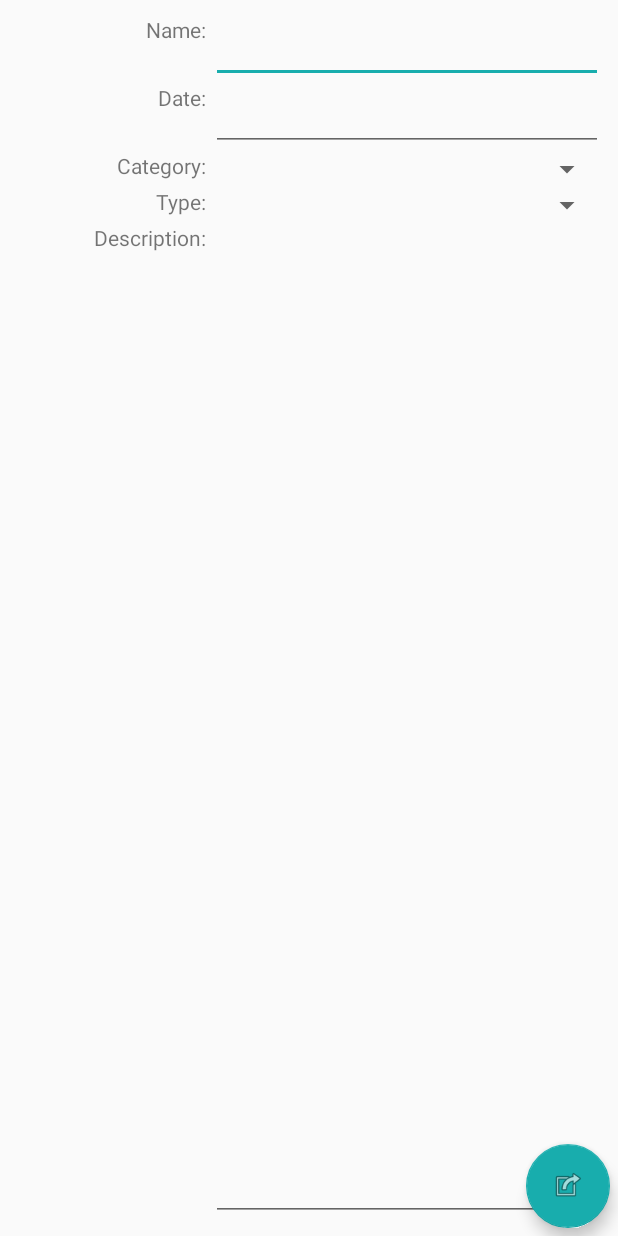
After one commit to shaiytan/IRLBugtrackerMobile, an Android app: the layout activity_form.xml on its own in the app's theme, with its tools: preview values and no code run, on a phone screen of 412 x 824 dp. The commit adds this screen. Run offline under Robolectric (Android 15) with nearby library versions, the phone set to English and light mode, and no system bars.

Commit message:
new/edit bug form

```diff
--- /dev/null
+++ b/Shared/build.gradle
@@ -0,0 +1,2 @@
+configurations.maybeCreate("default")
+artifacts.add("default", file('Shared.jar'))
--- a/app/src/main/AndroidManifest.xml
+++ b/app/src/main/AndroidManifest.xml
@@ -20,7 +20,10 @@
         </activity>
         <activity
             android:name=".BugActivity"
-            android:label="@string/title_activity_bug"></activity>
+            android:label="@string/app_name" />
+        <activity
+            android:name=".FormActivity"
+            android:label="@string/app_name" />
     </application>
 
 </manifest>
--- a/app/src/main/java/shaiytan/irlbugtracker/BugActivity.kt
+++ b/app/src/main/java/shaiytan/irlbugtracker/BugActivity.kt
@@ -9,9 +9,6 @@ import kotlinx.android.synthetic.main.activity_bug.*
 import models.BugType
 import models.TheBug
 
-enum class Command {
-    FIX, EDIT, DELETE;
-}
 
 class BugActivity : AppCompatActivity() {
     private fun setBugView(bug: TheBug) {
--- /dev/null
+++ b/app/src/main/res/layout/activity_form.xml
@@ -0,0 +1,20 @@
+<?xml version="1.0" encoding="utf-8"?>
+<android.support.constraint.ConstraintLayout xmlns:android="http://schemas.android.com/apk/res/android"
+    xmlns:tools="http://schemas.android.com/tools"
+    android:layout_width="match_parent"
+    android:layout_height="match_parent"
+    xmlns:app="http://schemas.android.com/apk/res-auto"
+    tools:context="shaiytan.irlbugtracker.FormActivity">
+
+    <include layout="@layout/content_form" />
+
+    <android.support.design.widget.FloatingActionButton
+        android:id="@+id/fab"
+        android:layout_width="wrap_content"
+        android:layout_height="wrap_content"
+        android:layout_margin="5dp"
+        android:src="@android:drawable/ic_menu_set_as"
+        app:layout_constraintBottom_toBottomOf="parent"
+        app:layout_constraintEnd_toEndOf="parent" />
+
+</android.support.constraint.ConstraintLayout>
--- /dev/null
+++ b/app/src/main/res/layout/content_form.xml
@@ -0,0 +1,118 @@
+<?xml version="1.0" encoding="utf-8"?>
+<android.support.constraint.ConstraintLayout xmlns:android="http://schemas.android.com/apk/res/android"
+    xmlns:app="http://schemas.android.com/apk/res-auto"
+    xmlns:tools="http://schemas.android.com/tools"
+    android:layout_width="match_parent"
+    android:layout_height="match_parent"
+    android:padding="10dp"
+    tools:context="shaiytan.irlbugtracker.FormActivity"
+    tools:showIn="@layout/activity_form">
+
+    <TextView
+        android:id="@+id/lblName"
+        android:layout_width="0dp"
+        android:layout_height="wrap_content"
+        android:labelFor="@+id/edit_name"
+        android:text="Name: "
+        android:textAlignment="viewEnd"
+        app:layout_constraintEnd_toStartOf="@+id/edit_name"
+        app:layout_constraintHorizontal_weight="2"
+        app:layout_constraintStart_toStartOf="parent"
+        app:layout_constraintTop_toTopOf="@+id/edit_name" />
+
+    <EditText
+        android:id="@+id/edit_name"
+        android:layout_width="0dp"
+        android:layout_height="wrap_content"
+        android:inputType="text"
+        app:layout_constraintEnd_toEndOf="parent"
+        app:layout_constraintHorizontal_weight="4"
+        app:layout_constraintStart_toEndOf="@+id/lblName" />
+
+    <TextView
+        android:id="@+id/lblDate"
+        android:layout_width="0dp"
+        android:layout_height="wrap_content"
+        android:labelFor="@+id/edit_date"
+        android:text="Date: "
+        android:textAlignment="viewEnd"
+        app:layout_constraintEnd_toStartOf="@+id/edit_date"
+        app:layout_constraintHorizontal_weight="2"
+        app:layout_constraintStart_toStartOf="parent"
+        app:layout_constraintTop_toTopOf="@+id/edit_date" />
+
+    <EditText
+        android:id="@+id/edit_date"
+        android:layout_width="0dp"
+        android:layout_height="wrap_content"
+        android:inputType="date"
+        app:layout_constraintEnd_toEndOf="parent"
+        app:layout_constraintHorizontal_weight="4"
+        app:layout_constraintStart_toEndOf="@+id/lblDate"
+        app:layout_constraintTop_toBottomOf="@+id/edit_name" />
+
+    <TextView
+        android:id="@+id/lblCategory"
+        android:layout_width="0dp"
+        android:layout_height="wrap_content"
+        android:labelFor="@+id/edit_category"
+        android:text="Category: "
+        android:textAlignment="viewEnd"
+        app:layout_constraintEnd_toStartOf="@+id/edit_category"
+        app:layout_constraintHorizontal_weight="2"
+        app:layout_constraintStart_toStartOf="parent"
+        app:layout_constraintTop_toTopOf="@+id/edit_category" />
+
+    <Spinner
+        android:id="@+id/edit_category"
+        android:layout_width="0dp"
+        android:layout_height="wrap_content"
+        app:layout_constraintEnd_toEndOf="parent"
+        app:layout_constraintHorizontal_weight="4"
+        app:layout_constraintStart_toEndOf="@+id/lblCategory"
+        app:layout_constraintTop_toBottomOf="@+id/edit_date" />
+
+    <TextView
+        android:id="@+id/lblType"
+        android:layout_width="0dp"
+        android:layout_height="wrap_content"
+        android:labelFor="@+id/edit_type"
+        android:text="Type: "
+        android:textAlignment="viewEnd"
+        app:layout_constraintEnd_toStartOf="@+id/edit_type"
+        app:layout_constraintHorizontal_weight="2"
+        app:layout_constraintStart_toStartOf="parent"
+        app:layout_constraintTop_toTopOf="@+id/edit_type" />
+
+    <Spinner
+        android:id="@+id/edit_type"
+        android:layout_width="0dp"
+        android:layout_height="wrap_content"
+        app:layout_constraintEnd_toEndOf="parent"
+        app:layout_constraintHorizontal_weight="4"
+        app:layout_constraintStart_toEndOf="@+id/lblType"
+        app:layout_constraintTop_toBottomOf="@+id/edit_category" />
+
+    <TextView
+        android:id="@+id/lblDescription"
+        android:layout_width="0dp"
+        android:layout_height="wrap_content"
+        android:labelFor="@+id/edit_description"
+        android:text="Description: "
+        android:textAlignment="viewEnd"
+        app:layout_constraintEnd_toStartOf="@+id/edit_description"
+        app:layout_constraintHorizontal_weight="2"
+        app:layout_constraintStart_toStartOf="parent"
+        app:layout_constraintTop_toTopOf="@+id/edit_description" />
+
+    <EditText
+        android:id="@+id/edit_description"
+        android:layout_width="0dp"
+        android:layout_height="0dp"
+        android:inputType="textMultiLine"
+        app:layout_constraintBottom_toBottomOf="parent"
+        app:layout_constraintEnd_toEndOf="parent"
+        app:layout_constraintHorizontal_weight="4"
+        app:layout_constraintStart_toEndOf="@+id/lblDescription"
+        app:layout_constraintTop_toBottomOf="@+id/edit_type" />
+</android.support.constraint.ConstraintLayout>
--- a/app/src/main/res/values/colors.xml
+++ b/app/src/main/res/values/colors.xml
@@ -1,6 +1,6 @@
 <?xml version="1.0" encoding="utf-8"?>
 <resources>
-    <color name="colorPrimary">#1ED61E</color>
+    <color name="colorPrimary">#58ED58</color>
     <color name="colorPrimaryDark">#023F3F</color>
-    <color name="colorAccent">#FFAAAA</color>
+    <color name="colorAccent">#18ADAD</color>
 </resources>
--- a/app/src/main/res/values/strings.xml
+++ b/app/src/main/res/values/strings.xml
@@ -3,7 +3,6 @@
     <string name="title_bugs">Bugs</string>
     <string name="title_improvements">Improvements</string>
     <string name="title_ideas">Ideas</string>
-    <string name="title_activity_bug">BugActivity</string>
     <string name="title_home">Home</string>
     <string name="title_dashboard">Dashboard</string>
     <string name="title_notifications">Notifications</string>
@@ -11,4 +10,7 @@
     <string name="title_edit">Edit</string>
     <string name="title_delete">Delete</string>
     <string name="title_view">View</string>
+
+    <!-- TODO: Remove or change this placeholder text -->
+    <string name="hello_blank_fragment">Hello blank fragment</string>
 </resources>
--- a/settings.gradle
+++ b/settings.gradle
@@ -1 +1 @@
-include ':app'
+include ':app', ':Shared'
```
Also changed, not shown: app/build.gradle (+9 -4 lines), app/src/main/java/shaiytan/irlbugtracker/FormActivity.kt (added, +83 -0 lines), app/src/main/java/shaiytan/irlbugtracker/MainActivity.kt (+41 -10 lines), app/src/main/res/layout/activity_main.xml (+9 -0 lines), app/libs/Shared.jar (deleted), 4 other files.
